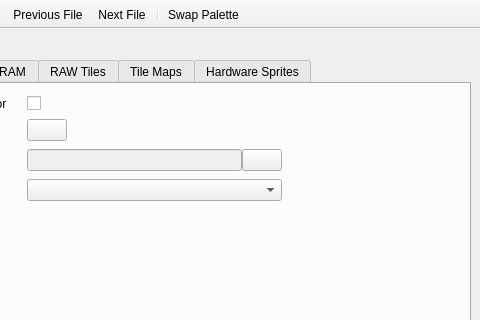
Before: the Qt Designer form qt/mainwindow.ui in Lupinzar/gssex, drawn with Qt 5; both pictures show x 160 to 640 and y 0 to 320 of the 640 by 480 pixel window.
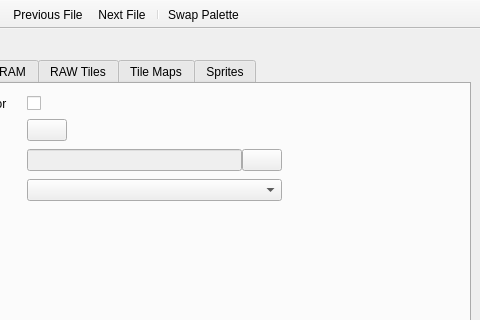
After: the same form once the commit is applied. Icons and pictures are not drawn. Custom widgets are drawn as their Qt base class.

Commit message: Sprite preview, save, copy

```diff
--- a/qt/mainwindow.ui
+++ b/qt/mainwindow.ui
@@ -182,7 +182,7 @@
       </widget>
       <widget class="TabSprite" name="tab_hw_sprites">
        <attribute name="title">
-        <string>Hardware Sprites</string>
+        <string>Sprites</string>
        </attribute>
       </widget>
      </widget>
```
The commit also changes 6 other files.
